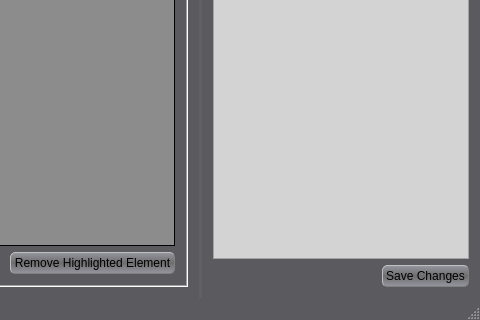
Qt form GCXMLGenerator/gcmainwindow.ui (goblincoding/xmlmill) before a commit; both pictures show x 535 to 1015 and y 251 to 571 of the 1015 by 571 pixel window.
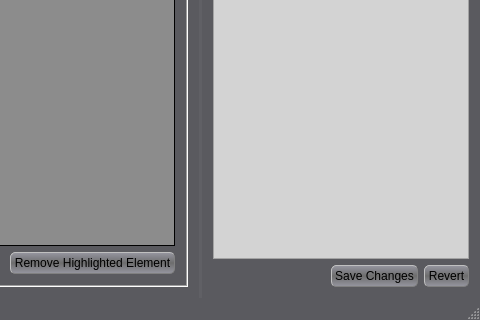
The same form after that commit. Icons and pictures are not drawn.

Commit message: Implemented "saveDirectTextEdit" and "revertDirectTextEdit" (untested).

The edit to the form file:
```diff
--- a/GCXMLGenerator/gcmainwindow.ui
+++ b/GCXMLGenerator/gcmainwindow.ui
@@ -772,6 +772,13 @@
          </property>
         </widget>
        </item>
+       <item>
+        <widget class="QPushButton" name="textRevertButton">
+         <property name="text">
+          <string>Revert</string>
+         </property>
+        </widget>
+       </item>
       </layout>
      </item>
     </layout>
```
Left out of the diff: 2 changed lines with no effect on the pictures. The commit also changes 1 other file.
